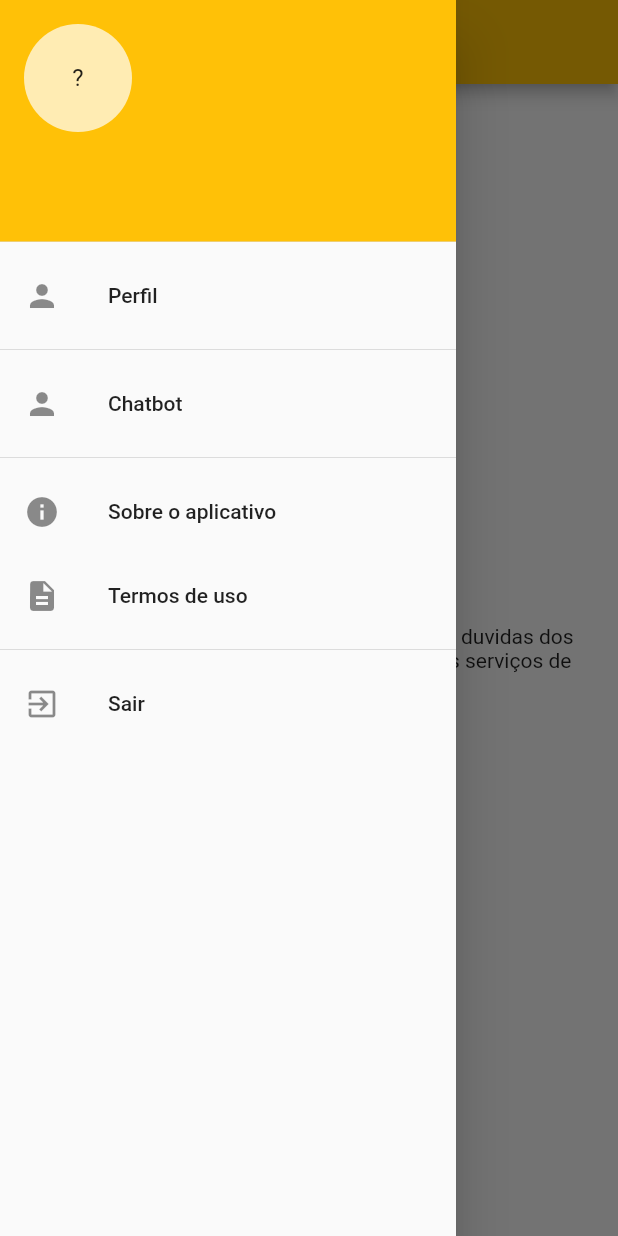
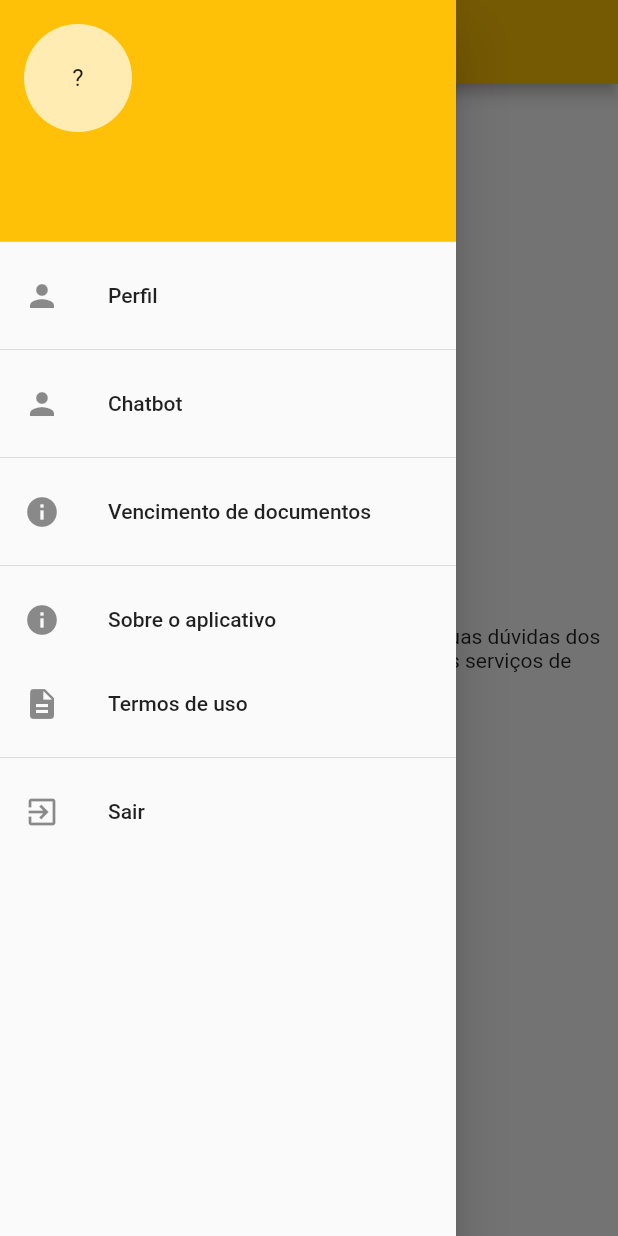
Before and after one commit to alineargentin/tcc_regulariza, a Flutter app: the Sobre screen opened by its route, with the side drawer open, on a phone screen of 412 x 824 dp. Run offline on Flutter 3.47's test engine with Material 2 defaults, Android fonts, the phone set to English and light mode, and no system bars; our stand-ins replace cloud_firestore, firebase_auth, flushbar, flutter_masked_text, shared_preferences; missing offline and left inert: clippy_flutter, flutter_dialogflow; accounts and stored records are empty.

Commit message:
Tabela de vencimento de documentos.
Signed-off-by: Aline Argentin <alineroberta.argentin@gmail.com>

```diff
--- a/lib/main.dart
+++ b/lib/main.dart
@@ -7,6 +7,7 @@ import 'package:tcc_regulariza/views/perfil.dart';
 import 'package:tcc_regulariza/views/sobre.dart';
 import 'package:tcc_regulariza/views/splash.dart';
 import 'package:tcc_regulariza/views/termo.dart';
+import 'package:tcc_regulariza/views/vencimentos_documentos.dart';
 
 void main() {
   runApp(MyApp());
@@ -27,8 +28,10 @@ class MyApp extends StatelessWidget {
         Perfil.routeName: (context) => new Perfil(),
         HomePage.routeName: (context) => new HomePage(),
         ForgotPassword.routeName: (context) => new ForgotPassword(),
+        Vencimento.routeName: (context) => new Vencimento(),
         Termo.routeName: (context) => new Termo(),
         Sobre.routeName: (context) => new Sobre()
+
       },
     );
   }
--- a/lib/views/sobre.dart
+++ b/lib/views/sobre.dart
@@ -24,6 +24,6 @@ class _SobreState extends State<Sobre> {
   }
 
   Widget _buildBody() {
-    return Center(child: Text('O aplicativo Regulariza tem o intuito de tirar suas duvidas dos diferentes tipos de documentação existentes dos serviços de cartórios.'));
+    return Center(child: Text('O aplicativo Cartório Fácil tem o intuito de tirar suas dúvidas dos diferentes tipos de documentação existentes dos serviços de cartórios.'));
   }
 }
--- a/lib/widgets/custom_drawer.dart
+++ b/lib/widgets/custom_drawer.dart
@@ -6,6 +6,7 @@ import 'package:tcc_regulariza/views/home_page.dart';
 import 'package:tcc_regulariza/views/perfil.dart';
 import 'package:tcc_regulariza/views/sobre.dart';
 import 'package:tcc_regulariza/views/termo.dart';
+import 'package:tcc_regulariza/views/vencimentos_documentos.dart';
 
 class CustomDrawer extends StatefulWidget {
   @override
@@ -53,6 +54,15 @@ class _CustomDrawerState extends State<CustomDrawer> {
           Divider(),
           ListTile(
             leading: Icon(Icons.info),
+            title: Text('Vencimento de documentos'),
+            onTap: () {
+              Navigator.pop(context);
+              Navigator.of(context).pushReplacementNamed(Vencimento.routeName);
+            },
+          ),
+          Divider(),
+          ListTile(
+            leading: Icon(Icons.info),
             title: Text('Sobre o aplicativo'),
             onTap: () {
               Navigator.pop(context);
```
Also changed, not shown: lib/views/vencimentos_documentos.dart (added, +55 -0 lines), pubspec.lock.
